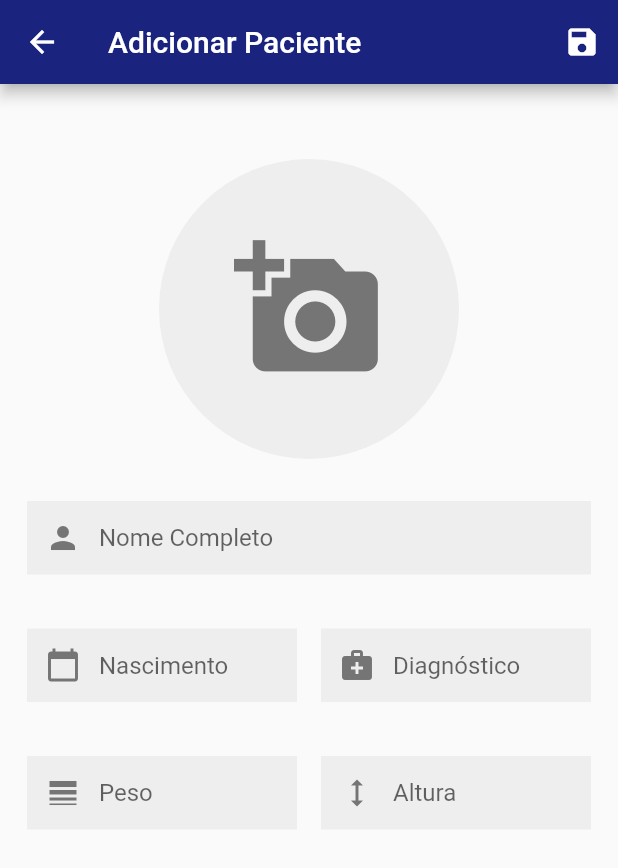
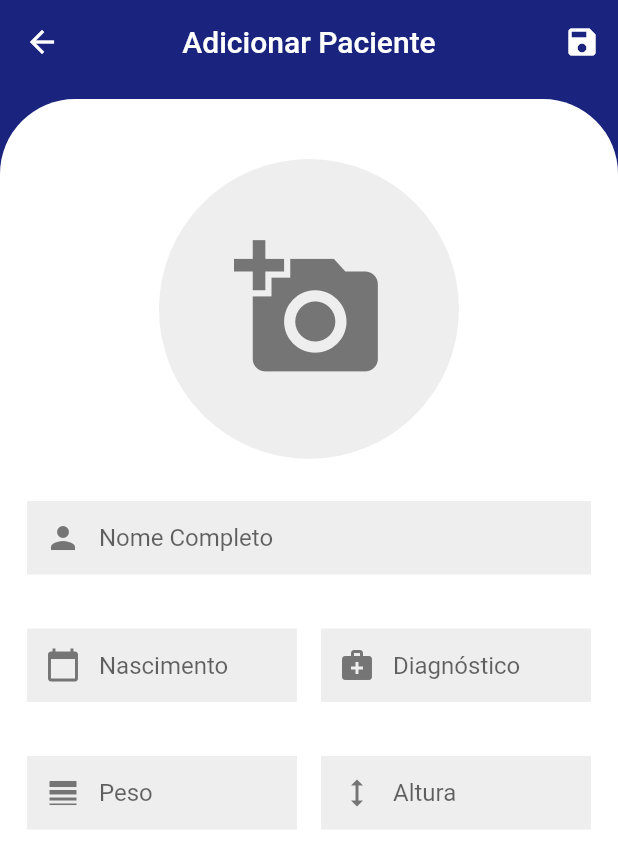
Before and after one commit to chsponciano/parkinson-de-bolso, a Flutter app: the PatientForm screen opened directly with empty values, on a phone screen of 412 x 824 dp. Shown: the top 868 px of the screen. Run offline on Flutter 3.47's test engine with Material 2 defaults, Android fonts, the phone set to English and light mode, and no system bars; our stand-ins replace diacritic, fl_chart, image_picker; Roboto replaces fonts that are missing (OpenSans).

Commit message:
adjustment in layout and editing screen

```diff
--- a/lib/constant/assest_path.dart
+++ b/lib/constant/assest_path.dart
@@ -1,2 +1,3 @@
 const onboardingImage = 'assets/images/onboarding.png';
 const icon = 'assets/images/icon.png';
+const noData = 'assets/images/Doctor-amico.png';
--- a/lib/model/patient_model.dart
+++ b/lib/model/patient_model.dart
@@ -26,7 +26,7 @@ class PatientModel implements SearchModel {
         padding: EdgeInsets.all(10),
         margin: EdgeInsets.only(top: 10),
         decoration: BoxDecoration(
-          color: Colors.white,
+          color: secondaryColorDashboardBar,
           borderRadius: BorderRadius.all(
             Radius.circular(10.0)
           )
--- a/lib/modules/auth/sign_in/sign_in.dart
+++ b/lib/modules/auth/sign_in/sign_in.dart
@@ -4,6 +4,7 @@ import 'package:parkinson_de_bolso/constant/app_constant.dart';
 import 'package:parkinson_de_bolso/modules/auth/auth_module.dart';
 import 'package:parkinson_de_bolso/modules/auth/change_password/redefine_password.dart';
 import 'package:parkinson_de_bolso/modules/auth/sign_up/sign_up.dart';
+import 'package:parkinson_de_bolso/modules/dashboard/dashboard_module.dart';
 import 'package:parkinson_de_bolso/widget/custom_anchor_text.dart';
 import 'package:parkinson_de_bolso/widget/custom_checkbox.dart';
 import 'package:parkinson_de_bolso/widget/custom_raised_button.dart';
@@ -67,7 +68,7 @@ class SignIn extends StatelessWidget {
           onPressed: () => {
             RouteHandler.loggedIn = true,
             RouteHandler.token = 'aaaaaaaa',
-            // Navigator.pushNamed(context, Dashboard.routeName)
+            Navigator.pushNamed(context, DashboardModule.routeName)
           },
           textColor: primaryColor,
           elevation: 5.0,
--- a/lib/modules/dashboard/patient/form/patient_form.dart
+++ b/lib/modules/dashboard/patient/form/patient_form.dart
@@ -1,8 +1,10 @@
 import 'package:flutter/material.dart';
 import 'package:flutter/services.dart';
+import 'package:intl/intl.dart';
 import 'package:parkinson_de_bolso/constant/app_constant.dart';
 import 'package:parkinson_de_bolso/model/patient_model.dart';
 import 'package:parkinson_de_bolso/util/snackbar_util.dart';
+import 'package:parkinson_de_bolso/widget/custom_background.dart';
 import 'package:parkinson_de_bolso/widget/custom_circle_avatar_button.dart';
 import 'package:parkinson_de_bolso/widget/custom_date_form_field.dart';
 import 'package:parkinson_de_bolso/widget/custom_text_form_field.dart';
@@ -20,13 +22,28 @@ class PatientForm extends StatefulWidget {
 }
 
 class _PatientFormState extends State<PatientForm> with SnackbarUtil {
-  final GlobalKey<ScaffoldState> _scaffoldKey = new GlobalKey<ScaffoldState>();
+  final _format = DateFormat('dd/MM/yyyy');
+  final GlobalKey<ScaffoldState> _scaffoldKey = GlobalKey<ScaffoldState>();
   final GlobalKey<FormState> _formKey = GlobalKey<FormState>();
+  final TextEditingController _nameFieldControl = TextEditingController();
+  final TextEditingController _birthdayFieldControl = TextEditingController();
+  final TextEditingController _diagnosticFieldControl = TextEditingController();
+  final TextEditingController _weightFieldControl = TextEditingController();
+  final TextEditingController _heightFieldControl = TextEditingController();
   PatientModel _patient;
 
   @override
   void initState() {
-    this._patient = (this.widget.patient != null) ? this.widget.patient : PatientModel();
+    if (this.widget.patient != null) {
+      this._patient = this.widget.patient;
+      this._nameFieldControl.text = this._patient.name;
+      this._birthdayFieldControl.text = this._format.format(this._patient.birthDate);
+      this._diagnosticFieldControl.text = this._format.format(this._patient.diagnosis);
+      this._weightFieldControl.text = this._patient.weight.toString();
+      this._heightFieldControl.text = this._patient.height.toString();
+    } else {
+      this._patient = PatientModel();
+    }
     super.initState();
   }
 
@@ -53,7 +70,9 @@ class _PatientFormState extends State<PatientForm> with SnackbarUtil {
     return Scaffold(
       key: this._scaffoldKey,
       appBar: AppBar(
-        title: Text('Adicionar Paciente'),
+        centerTitle: true,
+        elevation: 0,
+        title: (this.widget.patient == null) ? Text('Adicionar Paciente') : Text('Editar Paciente'),
         leading: IconButton(
           icon: Icon(
             Icons.arrow_back_sharp,
@@ -71,13 +90,11 @@ class _PatientFormState extends State<PatientForm> with SnackbarUtil {
         ],
         backgroundColor: dashboardBarColor,
       ),
-      body: GestureDetector(
-        onTap: () => FocusScope.of(context).unfocus(),
-        child: Padding(
-          padding: EdgeInsets.symmetric(horizontal: this.widget.horizontalPadding, vertical: 50),
-          child: Form(
-            key: this._formKey,
-            child: SingleChildScrollView(
+      body: CustomBackground(
+        topColor: dashboardBarColor,
+        bottomColor: ternaryColor,
+        bottom: Container(
+          padding: EdgeInsets.only(top: 30),
           child: Column(
             crossAxisAlignment: CrossAxisAlignment.start,
             children: [
@@ -85,10 +102,12 @@ class _PatientFormState extends State<PatientForm> with SnackbarUtil {
                 background: formBackgroundColor,
                 foreground: formForegroundColor,
                 radius: 100.0,
-                    icon: Icons.add_a_photo
+                icon: Icons.add_a_photo,
+                image: this._patient.photo,
               ),
               SizedBox(height: this.widget.spacingBetweenFields),
               CustomTextFormField(
+                controller: this._nameFieldControl,
                 fieldName: 'Nome',
                 hintText: 'Nome Completo',
                 prefixIcon: Icons.person,
@@ -102,6 +121,7 @@ class _PatientFormState extends State<PatientForm> with SnackbarUtil {
                   crossAxisAlignment: CrossAxisAlignment.start,
                   children: [
                     CustomDateFormField(
+                      controller: this._birthdayFieldControl,
                       fieldName: 'Nascimento',
                       width: _halfMediaWidth,
                       hintText: 'Nascimento',
@@ -109,6 +129,7 @@ class _PatientFormState extends State<PatientForm> with SnackbarUtil {
                       onSaved: (birthDate) => this._patient.birthDate = DateTime.parse(birthDate),
                     ),
                     CustomDateFormField(
+                      controller: this._diagnosticFieldControl,
                       fieldName: 'Diagnóstico',
                       width: _halfMediaWidth,
                       hintText: 'Diagnóstico',
@@ -125,6 +146,7 @@ class _PatientFormState extends State<PatientForm> with SnackbarUtil {
                   crossAxisAlignment: CrossAxisAlignment.start,
                   children: [
                     CustomTextFormField(
+                      controller: this._weightFieldControl,
                       fieldName: 'Peso',
                       width: _halfMediaWidth,
                       hintText: 'Peso',
@@ -134,6 +156,7 @@ class _PatientFormState extends State<PatientForm> with SnackbarUtil {
                       onSaved: (weight) => this._patient.weight = weight,
                     ),
                     CustomTextFormField(
+                      controller: this._heightFieldControl,
                       fieldName: 'Altura',
                       width: _halfMediaWidth,
                       hintText: 'Altura',
@@ -148,8 +171,8 @@ class _PatientFormState extends State<PatientForm> with SnackbarUtil {
             ],
           ),
         ),
-          )
-        ),
+        horizontalPadding: this.widget.horizontalPadding,
+        margin: 10.0
       ),
     );
   }
--- a/lib/service/service_patient.dart
+++ b/lib/service/service_patient.dart
@@ -1,3 +1,5 @@
+import 'dart:io';
+
 import 'package:parkinson_de_bolso/model/patien_classification_model.dart';
 import 'package:parkinson_de_bolso/model/patient_model.dart';
 import 'package:parkinson_de_bolso/util/string_util.dart';
@@ -15,6 +17,7 @@ class ServicePatient {
         height: 1.70,
         weight: 70,
         initials: StringUtil.getInitials('José Vitor'),
+        photo: File('/storage/emulated/0/DCIM/Camera/IMG_20210124_164649.jpg'),
         classifications: <PatientClassificationModel>[
           PatientClassificationModel(
             date: DateTime.utc(2021, 1, 1),
--- a/lib/util/datetime_util.dart
+++ b/lib/util/datetime_util.dart
@@ -33,4 +33,8 @@ mixin DateTimeUtil {
     String month = this.months[dateTime.month - 1].substring(0, 3).toUpperCase();
     return '$month/$year';
   }
+
+  int getCurrentAge(DateTime other) {
+    return DateTime.now().difference(other).inDays ~/ 365;
+  }
 }
--- /dev/null
+++ b/lib/widget/custom_background.dart
@@ -0,0 +1,94 @@
+import 'package:flutter/material.dart';
+import 'package:flutter/services.dart';
+import 'package:parkinson_de_bolso/constant/app_constant.dart';
+import 'package:parkinson_de_bolso/constant/assest_path.dart';
+
+class CustomBackground extends StatefulWidget {
+  final Color topColor;
+  final Color bottomColor;
+  final Widget top;
+  final Widget bottom;
+  final double horizontalPadding;
+  final Widget footer;
+  final double margin;
+  final bool dataValidation;
+
+  CustomBackground({@required this.topColor, @required this.bottomColor, this.top, @required this.bottom, @required this.horizontalPadding, this.footer, @required this.margin, this.dataValidation = true});
+
+  @override
+  _CustomBackgroundState createState() => _CustomBackgroundState();
+}
+
+class _CustomBackgroundState extends State<CustomBackground> {
+  @override
+  Widget build(BuildContext context) {
+    return AnnotatedRegion<SystemUiOverlayStyle>(
+      value: SystemUiOverlayStyle.light,
+      child: GestureDetector(
+        onTap: () => FocusScope.of(context).unfocus(),
+        child: Container(
+          height: double.infinity,
+          width: double.infinity,
+          decoration: BoxDecoration(
+            color: this.widget.topColor
+          ),
+          child: Column(
+            children: [
+              if (this.widget.top != null)
+                this.widget.top,
+              Expanded(
+                child: Container(
+                  margin: EdgeInsets.only(top: this.widget.margin),
+                  decoration: BoxDecoration(
+                    color: this.widget.bottomColor,
+                    borderRadius: BorderRadius.vertical(top: Radius.circular(50))
+                  ),
+                  height: double.infinity,
+                  child: SingleChildScrollView(
+                    physics: AlwaysScrollableScrollPhysics(),
+                    padding: EdgeInsets.symmetric(horizontal: this.widget.horizontalPadding, vertical: 10),
+                    child: Center(
+                      child: this.widget.dataValidation ?
+                        this.widget.bottom :
+                        Container(
+                          padding: EdgeInsets.symmetric(vertical: 50),
+                          child: Column(
+                            children: [
+                              Text(
+                                'Sem dados para a exibição',
+                                style: TextStyle(
+                                  fontSize: 18,
+                                  letterSpacing: 1.0,
+                                  fontWeight: FontWeight.w800,
+                                  color: primaryColor
+                                ),
+                              ),
+                              Image(
+                                image: AssetImage(noData),
+                                height: 300,
+                              )
+                            ],
+                          ),
+                        )
+                    )
+                  ),
+                ),
+              ),
+              if (this.widget.footer != null && this.widget.dataValidation)
+                SafeArea(
+                  child: Container(
+                    padding: EdgeInsets.symmetric(vertical: 5, horizontal: 10),
+                    decoration: BoxDecoration(
+                      color: this.widget.bottomColor
+                    ),
+                    child: this.widget.footer
+                  ),
+                ),
+            ],
+          ),
+        ),
+      ),
+    );
+  }
+
+}
--- a/lib/widget/custom_circle_avatar_button.dart
+++ b/lib/widget/custom_circle_avatar_button.dart
@@ -8,8 +8,9 @@ class CustomCircleAvatarButton extends StatefulWidget {
   final Color foreground;
   final double radius;
   final IconData icon;
+  final File image;
 
-  CustomCircleAvatarButton({@required this.background, @required this.foreground, @required this.radius, @required this.icon});
+  CustomCircleAvatarButton({@required this.background, @required this.foreground, @required this.radius, @required this.icon, this.image});
 
   @override
   _CustomCircleAvatarButtonState createState() => _CustomCircleAvatarButtonState();
@@ -17,6 +18,14 @@ class CustomCircleAvatarButton extends StatefulWidget {
 
 class _CustomCircleAvatarButtonState extends State<CustomCircleAvatarButton> {
   File _image;
+
+  @override
+  void initState() {
+    if (this.widget.image != null) {
+      this._image = this.widget.image;
+    }
+    super.initState();
+  }
 
   Future getImage() async {
     // ignore: deprecated_member_use
--- a/lib/widget/custom_date_form_field.dart
+++ b/lib/widget/custom_date_form_field.dart
@@ -4,13 +4,14 @@ import 'package:parkinson_de_bolso/constant/app_constant.dart';
 import 'package:parkinson_de_bolso/widget/custom_text_form_field.dart';
 
 class CustomDateFormField extends StatefulWidget {
+  final TextEditingController controller;
   final String fieldName;
   final String hintText;
   final Function onSaved;
   final IconData prefixIcon;
   final double width;
 
-  CustomDateFormField({@required this.hintText, @required this.onSaved, @required this.prefixIcon, @required this.width, @required this.fieldName});
+  CustomDateFormField({@required this.hintText, @required this.onSaved, @required this.prefixIcon, @required this.width, @required this.fieldName, this.controller});
 
   @override
   _CustomDateFormFieldState createState() => _CustomDateFormFieldState();
@@ -24,8 +25,14 @@ class FirstDisabledFocusNode extends FocusNode {
 }
 
 class _CustomDateFormFieldState extends State<CustomDateFormField> {
-  final _controller = new TextEditingController();
-  final _format = new DateFormat('dd/MM/yyyy');
+  TextEditingController _controller;
+  final _format = DateFormat('dd/MM/yyyy');
+
+  @override
+  void initState() {
+    this._controller = (this.widget.controller != null) ? this.widget.controller : TextEditingController();
+    super.initState();
+  }
 
   void _selectDateOnCalendar() {
     showDatePicker(
@@ -64,7 +71,7 @@ class _CustomDateFormFieldState extends State<CustomDateFormField> {
       showCursor: false,
       readOnly: false,
       type: TextInputType.datetime,
-      focusNode: FirstDisabledFocusNode()
+      focusNode: FirstDisabledFocusNode(),
     );
   }
 }
--- a/lib/widget/custom_table.dart
+++ b/lib/widget/custom_table.dart
@@ -25,7 +25,9 @@ class _CustomTableState extends State<CustomTable> {
         isTitle: true
       ).build()
     ];
-    this._data.addAll(this.widget.data.map((e) => e.createRow()).toList());
+
+    if (this.widget.data != null)
+      this._data.addAll(this.widget.data.map((e) => e.createRow()).toList());
   }
 
   @override
--- a/lib/widget/custom_value_title.dart
+++ b/lib/widget/custom_value_title.dart
@@ -6,15 +6,17 @@ class CustomValueTitle extends StatelessWidget {
   final String title;
   final String value;
   final double size;
+  final Color color;
 
-  CustomValueTitle({this.width, this.title, this.value, this.size});
+  CustomValueTitle({this.width, this.title, this.value, this.size, this.color});
 
   Text _buildText(String text, bool isBold) {
     return Text(
       text,
       style: TextStyle(
         fontSize: this.size,
-        fontWeight: isBold ? FontWeight.bold : null
+        fontWeight: isBold ? FontWeight.bold : null,
+        color: this.color
       ),
     );
   }
```
Also changed, not shown: lib/modules/dashboard/patient/patient_module.dart (+27 -1 lines), lib/modules/dashboard/patient/viewer/patient_viewer.dart (+80 -100 lines), lib/modules/dashboard/report/report_module.dart (+12 -2 lines), lib/modules/dashboard/setting/setting_module.dart (+12 -2 lines), lib/widget/custom_dropdown_item.dart (+19 -4 lines), lib/widget/custom_line_chart.dart (+4 -6 lines), lib/widget/custom_list_search.dart (+11 -10 lines), assets/images/Doctor-amico.png (added), 1 other file. Lines whose indentation alone changed are shown as unchanged.
